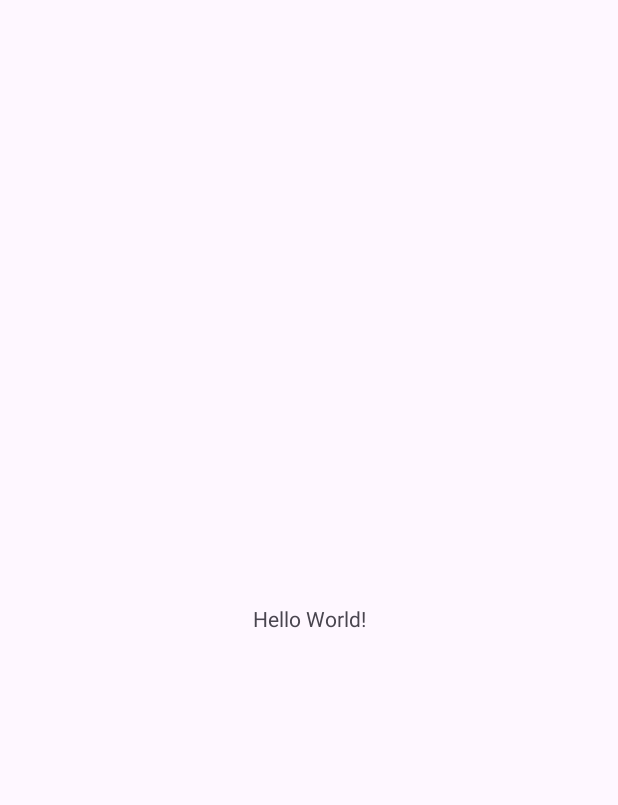
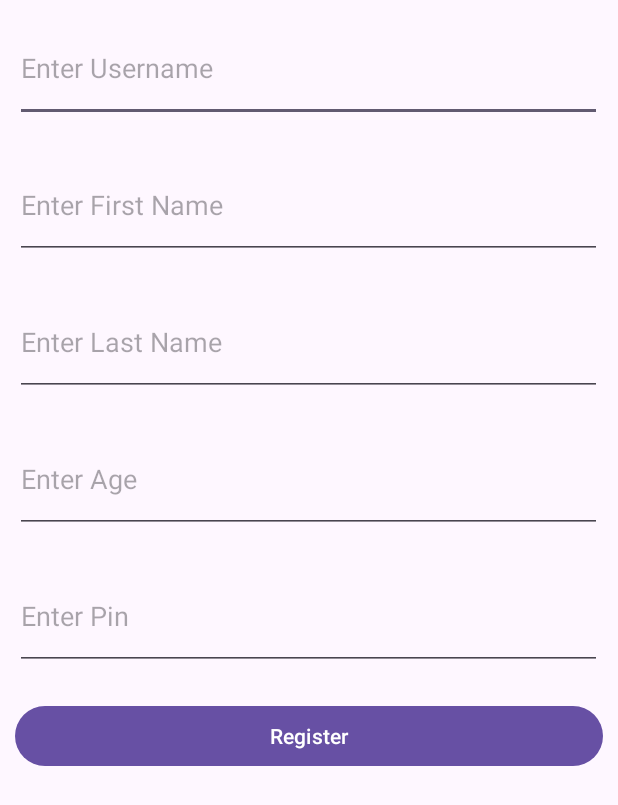
Before and after one commit to COMP-3013-Team-5-2023-2024/TEAM-5-COMP-3018, an Android app: the screen it shows after launch (MainActivity), on a phone screen of 412 x 824 dp. Before the commit the part shown is almost empty. Shown: the top 805 px of the screen. Run offline under Robolectric (Android 15) with nearby library versions, the phone set to English and light mode, and no system bars.

Commit message:
Set up DB and Sample Login Page

```diff
--- /dev/null
+++ b/app/src/main/java/com/example/group_5_project/DBHandler.java
@@ -0,0 +1,105 @@
+package com.example.group_5_project;
+
+import android.content.ContentValues;
+import android.content.Context;
+import android.database.sqlite.SQLiteDatabase;
+import android.database.sqlite.SQLiteOpenHelper;
+
+public class DBHandler extends SQLiteOpenHelper {
+
+    // creating a constant variables for our database.
+    // below variable is for our database name.
+    private static final String DB_NAME = "periodDB.db";
+
+    // below int is our database version
+    private static final int DB_VERSION = 1;
+
+    // below variable is for our table name.
+    private static final String USER_TABLE_NAME = "user";
+
+    // below are variables for the user table
+    private static final String ID_COL = "id";
+
+    private static final String USERNAME_COL = "username";
+
+    private static final String FIRSTNAME_COL = "firstName";
+
+    private static final String LASTNAME_COL = "lastName";
+
+    private static final String AGE_COL = "age";
+
+    private static final String PIN_COL = "pin";
+
+    private static final String PERIOD_COL = "period";
+    private static final String PERIOD_UPDATE_COL = "periodUpdateDate";
+    private static final String PERIOD_START_COL ="periodStartDate" ;
+    private static final String PERIOD_END_COL = "periodEndDate";
+    private static final String BC_COL = "bc";
+    private static final String BC_START_COL = "bcStartDate";
+    private static final String BC_END_COL = "bcEndDate";
+
+    // creating a constructor for our database handler.
+    public DBHandler(Context context) {
+        super(context, DB_NAME, null, DB_VERSION);
+    }
+
+    // below method is to initialize the database when it does not exist
+    @Override
+    public void onCreate(SQLiteDatabase db) {
+
+        String userTableQuery = "CREATE TABLE " + USER_TABLE_NAME + " ("
+                + ID_COL + " INTEGER PRIMARY KEY AUTOINCREMENT, "
+                + USERNAME_COL + " TEXT,"
+                + FIRSTNAME_COL + " TEXT,"
+                + LASTNAME_COL + " TEXT,"
+                + PIN_COL + " TEXT,"
+                + AGE_COL + " INTEGER,"
+                + PERIOD_COL + " INTEGER,"
+                + PERIOD_UPDATE_COL + " TEXT,"
+                + PERIOD_START_COL + " TEXT,"
+                + PERIOD_END_COL + " TEXT,"
+                + BC_COL + " INTEGER,"
+                + BC_START_COL + " TEXT,"
+                + BC_END_COL + " TEXT)";
+
+        // at last we are calling a exec sql
+        // method to execute above sql query
+        db.execSQL(userTableQuery);
+    }
+
+    // this method is use to add new course to our sqlite database.
+    public void addNewUser(String userName, String firstName, String lastName, String pin, String age) {
+
+        // on below line we are creating a variable for
+        // our sqlite database and calling writable method
+        // as we are writing data in our database.
+        SQLiteDatabase db = this.getWritableDatabase();
+
+        // on below line we are creating a
+        // variable for content values.
+        ContentValues userValues = new ContentValues();
+
+        // on below line we are passing all values
+        // along with its key and value pair.
+
+        userValues.put(USERNAME_COL, userName);
+        userValues.put(FIRSTNAME_COL, firstName);
+        userValues.put(LASTNAME_COL, lastName);
+        userValues.put(AGE_COL, Integer.valueOf(age));
+        userValues.put(PIN_COL, pin);
+
+
+        // after adding all values we are passing
+        // content values to our table.
+        db.insert(USER_TABLE_NAME, null, userValues);
+//        used to close db,but commented it so we read the database from the inspector
+//        db.close();
+    }
+
+    @Override
+    public void onUpgrade(SQLiteDatabase db, int oldVersion, int newVersion) {
+        // this method is called to check if the table exists already.
+        db.execSQL("DROP TABLE IF EXISTS " + USER_TABLE_NAME);
+        onCreate(db);
+    }
+}
--- a/app/src/main/java/com/example/group_5_project/MainActivity.java
+++ b/app/src/main/java/com/example/group_5_project/MainActivity.java
@@ -1,14 +1,67 @@
 package com.example.group_5_project;
+
+import android.os.Bundle;
+import android.view.View;
+import android.widget.Button;
+import android.widget.EditText;
+import android.widget.Toast;
 
 import androidx.appcompat.app.AppCompatActivity;
 
-import android.os.Bundle;
+public class MainActivity extends AppCompatActivity {
 
-public class MainActivity extends AppCompatActivity {
+    // creating variables for our edittext, button and dbhandler
+    private EditText firstNameEdt, lastNameEdt, userNameEdt, pinEdt, ageEdt;
+    private Button registerBtn;
+    private DBHandler dbHandler;
 
     @Override
     protected void onCreate(Bundle savedInstanceState) {
         super.onCreate(savedInstanceState);
         setContentView(R.layout.activity_main);
+
+        // initializing all our variables.
+        firstNameEdt = findViewById(R.id.idEdtFirstName);
+        lastNameEdt = findViewById(R.id.idEdtLastName);
+        userNameEdt = findViewById(R.id.idEdtUserName);
+        ageEdt = findViewById(R.id.idEdtAge);
+        pinEdt = findViewById(R.id.idEdtPin);
+        registerBtn = findViewById(R.id.idBtnRegister);
+
+        // creating a new dbhandler class
+        // and passing our context to it.
+        dbHandler = new DBHandler(MainActivity.this);
+
+        // below line is to add on click listener for our add course button.
+        registerBtn.setOnClickListener(new View.OnClickListener() {
+            @Override
+            public void onClick(View v) {
+
+                // below line is to get data from all edit text fields.
+                String firstName = firstNameEdt.getText().toString();
+                String lastName = lastNameEdt.getText().toString();
+                String userName = userNameEdt.getText().toString();
+                String age = ageEdt.getText().toString();
+                String pin = pinEdt.getText().toString();
+
+                // validating if the text fields are empty or not.
+                if (firstName.isEmpty() && lastName.isEmpty() && userName.isEmpty() && pin.isEmpty() && age.isEmpty()) {
+                    Toast.makeText(MainActivity.this, "Please enter all the data..", Toast.LENGTH_SHORT).show();
+                    return;
+                }
+
+                // on below line we are calling a method to add new
+                // course to sqlite data and pass all our values to it.
+                dbHandler.addNewUser(userName, firstName, lastName, pin, age);
+
+                // after adding the data we are displaying a toast message.
+                Toast.makeText(MainActivity.this, "User is added", Toast.LENGTH_SHORT).show();
+                firstNameEdt.setText("");
+                lastNameEdt.setText("");
+                userNameEdt.setText("");
+                ageEdt.setText("");
+                pinEdt.setText("");
+            }
+        });
     }
 }
--- a/app/src/main/res/layout/activity_main.xml
+++ b/app/src/main/res/layout/activity_main.xml
@@ -1,18 +1,59 @@
 <?xml version="1.0" encoding="utf-8"?>
-<androidx.constraintlayout.widget.ConstraintLayout xmlns:android="http://schemas.android.com/apk/res/android"
-    xmlns:app="http://schemas.android.com/apk/res-auto"
+<LinearLayout
+    xmlns:android="http://schemas.android.com/apk/res/android"
     xmlns:tools="http://schemas.android.com/tools"
     android:layout_width="match_parent"
     android:layout_height="match_parent"
+    android:orientation="vertical"
     tools:context=".MainActivity">
 
-    <TextView
-        android:layout_width="wrap_content"
+    <!--Edit text to enter username-->
+    <EditText
+        android:id="@+id/idEdtUserName"
+        android:layout_width="391dp"
+        android:layout_height="71dp"
+        android:layout_margin="10dp"
+        android:hint="Enter Username" />
+
+    <!--edit text to enter first name-->
+    <EditText
+        android:id="@+id/idEdtFirstName"
+        android:layout_width="391dp"
+        android:layout_height="71dp"
+        android:layout_margin="10dp"
+        android:hint="Enter First Name" />
+
+    <!--edit text to enter last name-->
+    <EditText
+        android:id="@+id/idEdtLastName"
+        android:layout_width="391dp"
+        android:layout_height="71dp"
+        android:layout_margin="10dp"
+        android:hint="Enter Last Name" />
+
+    <!--edit text to enter age-->
+    <EditText
+        android:id="@+id/idEdtAge"
+        android:layout_width="391dp"
+        android:layout_height="71dp"
+        android:layout_margin="10dp"
+        android:hint="Enter Age" />
+
+    <!--edit text to pin-->
+    <EditText
+        android:id="@+id/idEdtPin"
+        android:layout_width="391dp"
+        android:layout_height="71dp"
+        android:layout_margin="10dp"
+        android:hint="Enter Pin" />
+
+    <!--button to register-->
+    <Button
+        android:id="@+id/idBtnRegister"
+        android:layout_width="match_parent"
         android:layout_height="wrap_content"
-        android:text="Hello World!"
-        app:layout_constraintBottom_toBottomOf="parent"
-        app:layout_constraintEnd_toEndOf="parent"
-        app:layout_constraintStart_toStartOf="parent"
-        app:layout_constraintTop_toTopOf="parent" />
+        android:layout_margin="10dp"
+        android:text="Register"
+        android:textAllCaps="false" />
 
-</androidx.constraintlayout.widget.ConstraintLayout>
+</LinearLayout>
```
